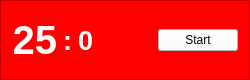
mousamk/qtpomodoro, file mainwindow.ui: the form before one commit.
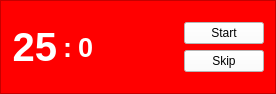
The form after the commit.

Commit message: Added skip button to ui.

```diff
--- a/mainwindow.ui
+++ b/mainwindow.ui
@@ -6,8 +6,8 @@
    <rect>
     <x>0</x>
     <y>0</y>
-    <width>250</width>
-    <height>80</height>
+    <width>276</width>
+    <height>94</height>
    </rect>
   </property>
   <property name="windowTitle">
@@ -138,6 +138,23 @@
            </property>
           </spacer>
          </item>
+        </layout>
+       </item>
+       <item>
+        <layout class="QVBoxLayout" name="verticalLayout_2">
+         <item>
+          <spacer name="verticalSpacer">
+           <property name="orientation">
+            <enum>Qt::Vertical</enum>
+           </property>
+           <property name="sizeHint" stdset="0">
+            <size>
+             <width>20</width>
+             <height>40</height>
+            </size>
+           </property>
+          </spacer>
+         </item>
          <item>
           <widget class="QPushButton" name="btnAction">
            <property name="sizePolicy">
@@ -154,6 +171,35 @@
            </property>
           </widget>
          </item>
+         <item>
+          <widget class="QPushButton" name="btnSkip">
+           <property name="sizePolicy">
+            <sizepolicy hsizetype="Fixed" vsizetype="Fixed">
+             <horstretch>0</horstretch>
+             <verstretch>0</verstretch>
+            </sizepolicy>
+           </property>
+           <property name="styleSheet">
+            <string notr="true">background-color: #FFFFFF;</string>
+           </property>
+           <property name="text">
+            <string>Skip</string>
+           </property>
+          </widget>
+         </item>
+         <item>
+          <spacer name="verticalSpacer_2">
+           <property name="orientation">
+            <enum>Qt::Vertical</enum>
+           </property>
+           <property name="sizeHint" stdset="0">
+            <size>
+             <width>20</width>
+             <height>40</height>
+            </size>
+           </property>
+          </spacer>
+         </item>
         </layout>
        </item>
       </layout>
```
